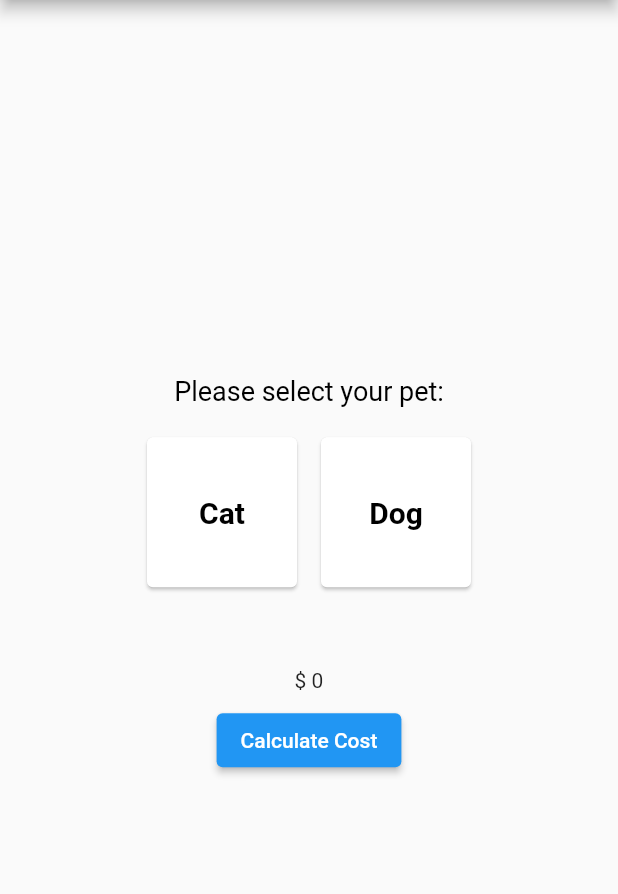
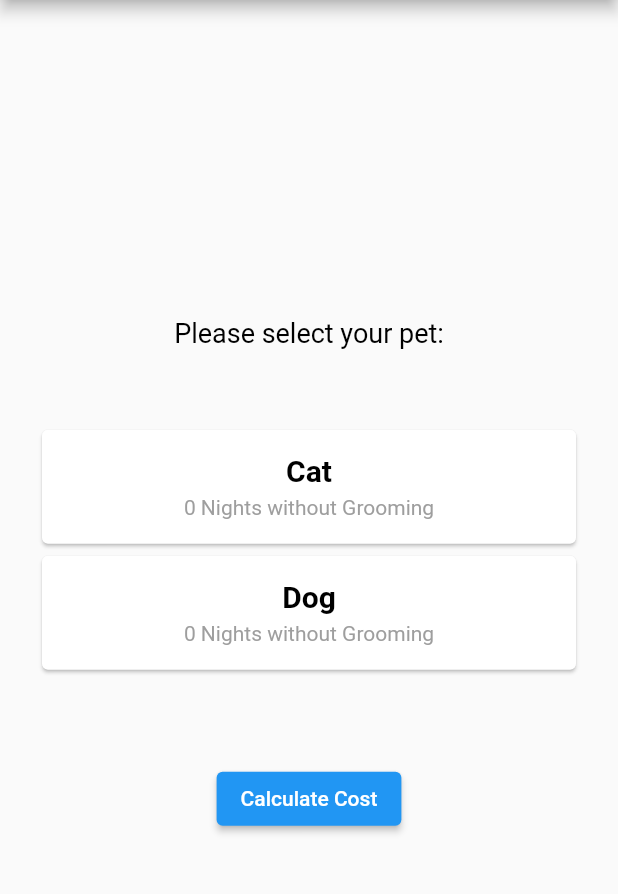
Before and after one commit to FtADev/PetService, a Flutter app: the screen it shows after launch, after a tap on "Calculate Cost", on a phone screen of 412 x 824 dp, the part 84-978 px from its top. Run offline on Flutter 3.47's test engine with Material 2 defaults, Android fonts, the phone set to English and light mode, and no system bars; our stand-ins replace dio; network calls fail.

Commit message:
Change Animal Card UI & Seperate Home Screen from Choose Pet

```diff
--- a/lib/main.dart
+++ b/lib/main.dart
@@ -1,7 +1,7 @@
 import 'package:flutter/material.dart';
 import 'package:pet_service/cat_view_model.dart';
 import 'package:pet_service/dog_view_model.dart';
-import 'package:pet_service/ui/choose_pet_screen.dart';
+import 'package:pet_service/ui/home_screen.dart';
 import 'package:provider/provider.dart';
 
 import 'home_view_model.dart';
@@ -21,10 +21,10 @@ class MyApp extends StatelessWidget {
           create: (_) => HomeViewModel(),
         ),
         ChangeNotifierProvider<CatViewModel>(
-            create: (_) => CatViewModel() ,
+          create: (_) => CatViewModel(),
         ),
         ChangeNotifierProvider<DogViewModel>(
-            create: (_) => DogViewModel() ,
+          create: (_) => DogViewModel(),
         ),
       ],
       child: MaterialApp(
@@ -32,7 +32,7 @@ class MyApp extends StatelessWidget {
         theme: ThemeData(
           primarySwatch: Colors.blue,
         ),
-        home: const ChoosePetScreen(),
+        home: const HomeScreen(),
       ),
     );
   }
--- a/lib/ui/choose_pet_screen.dart
+++ /dev/null
@@ -1,93 +0,0 @@
-import 'package:flutter/material.dart';
-import 'package:pet_service/cat_view_model.dart';
-import 'package:pet_service/dog_view_model.dart';
-import 'package:pet_service/home_view_model.dart';
-import 'package:pet_service/model/animal_model.dart';
-import 'package:pet_service/model/calculate_request_model.dart';
-import 'package:pet_service/model/hotel_model.dart';
-import 'package:pet_service/model/services_model.dart';
-import 'package:pet_service/ui/choose_services_screen.dart';
-
-import 'components/animal_card.dart';
-
-class ChoosePetScreen extends StatelessWidget {
-  const ChoosePetScreen({Key? key}) : super(key: key);
-
-  @override
-  Widget build(BuildContext context) {
-  HomeViewModel homeModel = HomeViewModel.of(context);
-  CatViewModel catModel = CatViewModel.of(context);
-  DogViewModel dogModel = DogViewModel.of(context);
-
-    return Scaffold(
-      appBar: AppBar(
-        title: const Text("Pet Service"),
-      ),
-      body: Center(
-        child: Column(mainAxisSize: MainAxisSize.min, children: [
-          const Text(
-            "Please select your pet:",
-            style: TextStyle(
-              color: Colors.black,
-              fontSize: 18,
-            ),
-          ),
-          const SizedBox(
-            height: 16,
-          ),
-          Row(
-            mainAxisSize: MainAxisSize.min,
-            children: [
-              AnimalCard(
-                text: "Cat",
-                onTap: () => Navigator.of(context).push(
-                  MaterialPageRoute(
-                    builder: (context) => const ChooseServices(text: "Cat"),
-                  ),
-                ),
-              ),
-              const SizedBox(
-                width: 8,
-              ),
-              AnimalCard(
-                text: "Dog",
-                onTap: () => Navigator.of(context).push(
-                  MaterialPageRoute(
-                    builder: (context) => const ChooseServices(text: "Dog"),
-                  ),
-                ),
-              ),
-            ],
-          ),
-          SizedBox(height: 50,),
-          Text("\$ ${homeModel.cost}"),
-          SizedBox(height: 8,),
-          ElevatedButton(
-            child: const Text("Calculate Cost"),
-            onPressed: () async {
-              CalculateRequestModel requestModel = CalculateRequestModel(
-                  cat: Animal(
-                      services: Services(
-                          grooming: catModel.isGrooming,
-                          hotel: Hotel(
-                              nights: catModel.nightsNumber
-                          )
-                      )
-                  ),
-                  dog: Animal(
-                      services: Services(
-                          grooming: dogModel.isGrooming,
-                          hotel: Hotel(
-                              nights: dogModel.nightsNumber
-                          )
-                      )
-                  )
-              );
-              await homeModel.calculateRequest(requestModel);
-            } ,
-          )
-        ]),
-      ),
-    );
-  }
-}
--- /dev/null
+++ b/lib/ui/choose_pet_widget.dart
@@ -0,0 +1,57 @@
+import 'package:flutter/material.dart';
+import 'package:pet_service/cat_view_model.dart';
+import 'package:pet_service/dog_view_model.dart';
+import 'package:pet_service/ui/choose_services_screen.dart';
+import 'package:provider/provider.dart';
+
+import 'components/animal_card.dart';
+
+class ChoosePetWidget extends StatelessWidget {
+  const ChoosePetWidget({Key? key}) : super(key: key);
+
+  @override
+  Widget build(BuildContext context) {
+    return Container(
+      margin: const EdgeInsets.symmetric(horizontal: 24),
+      child: Column(mainAxisSize: MainAxisSize.min, children: [
+        const Text(
+          "Please select your pet:",
+          style: TextStyle(
+            color: Colors.black,
+            fontSize: 18,
+          ),
+        ),
+        const SizedBox(
+          height: 50,
+        ),
+        Consumer<CatViewModel>(
+          builder: (context, catModel, child) => AnimalCard(
+            text: "Cat",
+            detail:
+                "${catModel.nightsNumber} Nights ${(!catModel.isGrooming) ? "without" : "with"} Grooming",
+            onTap: () => Navigator.of(context).push(
+              MaterialPageRoute(
+                builder: (context) => const ChooseServices(text: "Cat"),
+              ),
+            ),
+          ),
+        ),
+        const SizedBox(
+          width: 8,
+        ),
+        Consumer<DogViewModel>(
+          builder: (context, dogModel, child) => AnimalCard(
+            text: "Dog",
+            detail:
+                "${dogModel.nightsNumber} Nights ${(!dogModel.isGrooming) ? "without" : "with"} Grooming",
+            onTap: () => Navigator.of(context).push(
+              MaterialPageRoute(
+                builder: (context) => const ChooseServices(text: "Dog"),
+              ),
+            ),
+          ),
+        ),
+      ]),
+    );
+  }
+}
--- a/lib/ui/components/animal_card.dart
+++ b/lib/ui/components/animal_card.dart
@@ -2,20 +2,24 @@ import 'package:flutter/material.dart';
 
 class AnimalCard extends StatelessWidget {
   final String text;
+  final String detail;
   final VoidCallback? onTap;
 
-  const AnimalCard({Key? key, required this.text, required this.onTap}) : super(key: key);
+  const AnimalCard(
+      {Key? key, required this.text, required this.onTap, required this.detail})
+      : super(key: key);
 
   @override
   Widget build(BuildContext context) {
     return GestureDetector(
       onTap: onTap,
       child: Card(
-        child: SizedBox(
-          width: 100,
-          height: 100,
+        child: Container(
+          width: MediaQuery.of(context).size.width,
+          padding: const EdgeInsets.symmetric(vertical: 16),
           child: Center(
-            child: Text(
+            child: Column(children: [
+              Text(
                 text,
                 style: const TextStyle(
                   color: Colors.black,
@@ -23,6 +27,15 @@ class AnimalCard extends StatelessWidget {
                   fontWeight: FontWeight.bold,
                 ),
               ),
+              SizedBox(height: 5,),
+              Text(
+                detail,
+                style: const TextStyle(
+                  color: Colors.grey,
+                  fontSize: 14,
+                ),
+              ),
+            ]),
           ),
         ),
       ),
--- /dev/null
+++ b/lib/ui/home_screen.dart
@@ -0,0 +1,67 @@
+import 'package:flutter/material.dart';
+import 'package:pet_service/cat_view_model.dart';
+import 'package:pet_service/dog_view_model.dart';
+import 'package:pet_service/home_view_model.dart';
+import 'package:pet_service/model/animal_model.dart';
+import 'package:pet_service/model/calculate_request_model.dart';
+import 'package:pet_service/model/hotel_model.dart';
+import 'package:pet_service/model/services_model.dart';
+import 'package:pet_service/ui/choose_pet_widget.dart';
+import 'package:provider/provider.dart';
+
+class HomeScreen extends StatelessWidget {
+  const HomeScreen({Key? key}) : super(key: key);
+
+  @override
+  Widget build(BuildContext context) {
+    CatViewModel catModel = CatViewModel.of(context);
+    DogViewModel dogModel = DogViewModel.of(context);
+
+    return Consumer<HomeViewModel>(builder: (context, viewModel, child) {
+      return Scaffold(
+        appBar: AppBar(
+          title: const Text("Pet Service"),
+        ),
+        body: Center(
+          child: Column(
+            mainAxisSize: MainAxisSize.min,
+            children: [
+              const ChoosePetWidget(),
+              const SizedBox(
+                height: 50,
+              ),
+              viewModel.cost == 0 ? Container() : Text("\$ ${viewModel.cost}"),
+              const SizedBox(
+                height: 8,
+              ),
+              ElevatedButton(
+                child: const Text("Calculate Cost"),
+                onPressed: () async {
+                  CalculateRequestModel requestModel = CalculateRequestModel(
+                    cat: Animal(
+                      services: Services(
+                        grooming: catModel.isGrooming,
+                        hotel: Hotel(
+                          nights: catModel.nightsNumber,
+                        ),
+                      ),
+                    ),
+                    dog: Animal(
+                      services: Services(
+                        grooming: dogModel.isGrooming,
+                        hotel: Hotel(
+                          nights: dogModel.nightsNumber,
+                        ),
+                      ),
+                    ),
+                  );
+                  await viewModel.calculateRequest(requestModel);
+                },
+              )
+            ],
+          ),
+        ),
+      );
+    });
+  }
+}
```
Lines whose indentation alone changed are shown as unchanged.
